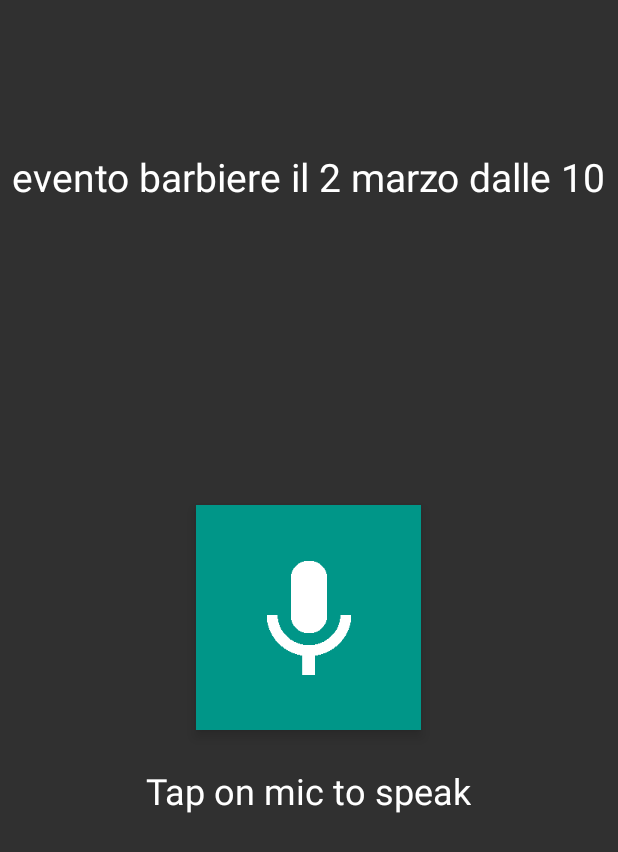
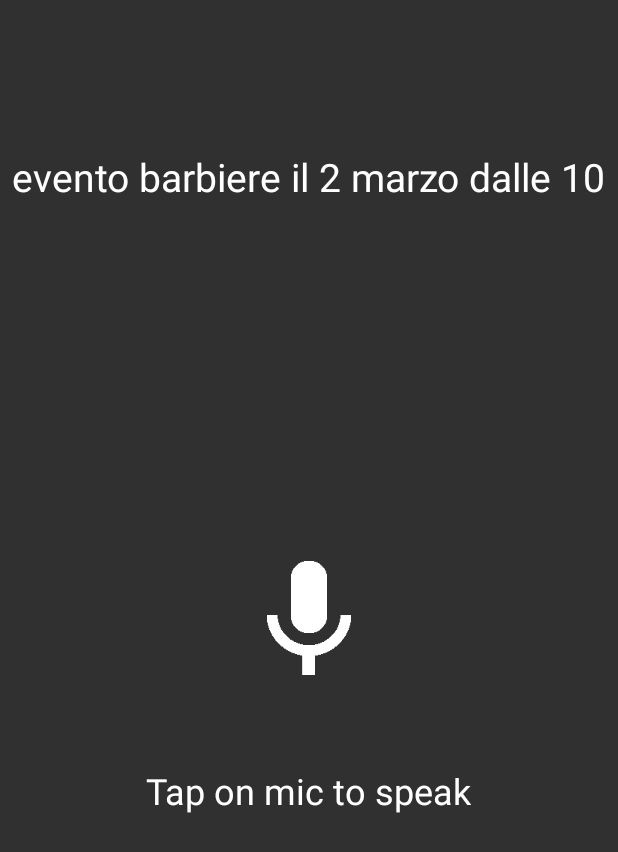
Before and after one commit to BrosDs/SpeechRecognizer, an Android app: the screen it shows after launch (MainActivity), on a phone screen of 412 x 824 dp. Shown: the top 852 px of the screen. Run offline under Robolectric (Android 15) with nearby library versions, the phone set to English and light mode, and no system bars.

Commit message:
Final mockup

```diff
--- a/app/src/main/res/layout/activity_main.xml
+++ b/app/src/main/res/layout/activity_main.xml
@@ -32,12 +32,10 @@
         android:id="@+id/btnSpeak"
         android:layout_width="150dp"
         android:layout_height="150dp"
-        android:background="@color/theme_default_primary"
+        android:background="@android:color/transparent"
         android:src="@mipmap/speak_now_mic"
-        android:layout_weight="5.95"
         android:layout_centerVertical="true"
-        android:layout_centerHorizontal="true"
-        android:elevation="5dp"/>
+        android:layout_centerHorizontal="true" />
 
     <TextView
         android:layout_width="wrap_content"
--- a/app/src/main/res/layout/activity_show_event_recap.xml
+++ b/app/src/main/res/layout/activity_show_event_recap.xml
@@ -35,8 +35,8 @@
                 android:id="@+id/textView"
                 android:layout_alignParentTop="true"
                 android:layout_alignParentStart="true"
-                android:layout_marginStart="29dp"
-                android:layout_marginTop="24dp"
+                android:layout_marginStart="16dp"
+                android:layout_marginTop="16dp"
                 android:textColor="@color/theme_default_accent" />
 
             <TextView
@@ -119,6 +119,7 @@
                 android:layout_marginTop="12dp"
                 android:textColor="@color/black" />
 
+
         </RelativeLayout>
 
     </android.support.v7.widget.CardView>
--- a/app/src/main/res/values/styles.xml
+++ b/app/src/main/res/values/styles.xml
@@ -28,7 +28,7 @@
         <item name="android:windowContentTransitions">true</item>
         <item name="android:windowAllowEnterTransitionOverlap">true</item>
         <item name="android:windowAllowReturnTransitionOverlap">true</item>
-        <item name="colorControlNormal">#c5c5c5</item>
+        <item name="colorControlNormal">#303030</item>
         <item name="colorControlActivated">@color/theme_default_primary</item>
         <item name="colorControlHighlight">@color/theme_default_primary_light</item>
     </style>
```
Also changed, not shown: app/build.gradle (line endings or trailing spaces), app/src/main/res/mipmap-xhdpi/speak_now_mic.gif (deleted), app/src/main/res/mipmap-xhdpi/speak_now_mic.png (added), 1 other file.
